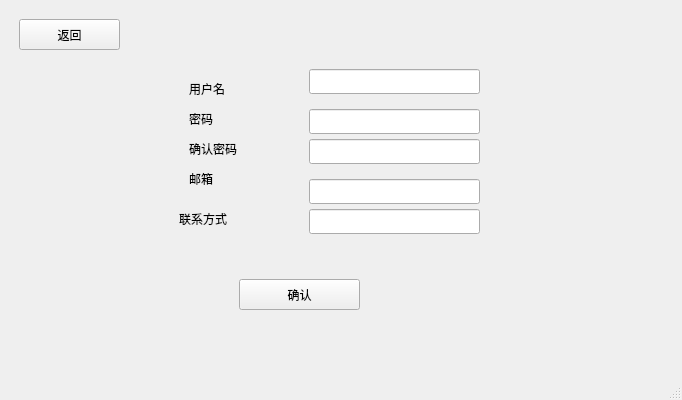
Before: the Qt Designer form login.ui in Airofact/QtSupermarketManagement, drawn with Qt 5.
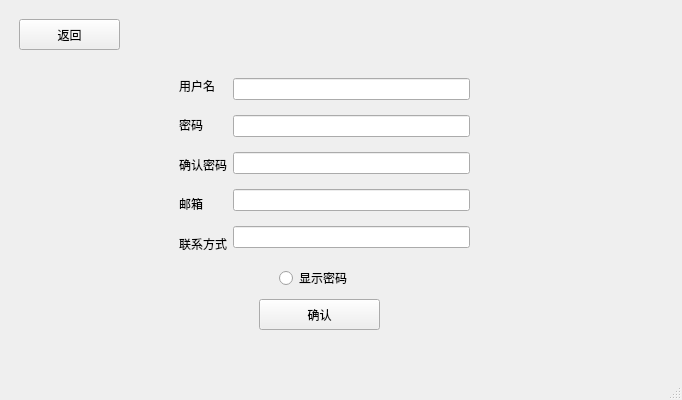
After: the same form once the commit is applied. The open tabs and pages were chosen to show the change. Icons and pictures are not drawn.

Commit message: 优化了login

Diff of the .ui file:
```diff
--- a/login.ui
+++ b/login.ui
@@ -209,8 +209,8 @@
        <widget class="QPushButton" name="confirm">
         <property name="geometry">
          <rect>
-          <x>230</x>
-          <y>270</y>
+          <x>250</x>
+          <y>290</y>
           <width>121</width>
           <height>31</height>
          </rect>
@@ -232,120 +232,88 @@
          <string>返回</string>
         </property>
        </widget>
-       <widget class="QLabel" name="assign_user">
+       <widget class="QRadioButton" name="radioButton_2">
         <property name="geometry">
          <rect>
-          <x>180</x>
-          <y>70</y>
-          <width>45</width>
-          <height>19</height>
+          <x>270</x>
+          <y>260</y>
+          <width>73</width>
+          <height>18</height>
          </rect>
         </property>
         <property name="text">
-         <string>用户名</string>
+         <string>显示密码</string>
         </property>
        </widget>
-       <widget class="QLabel" name="confirm_password">
-        <property name="geometry">
-         <rect>
-          <x>180</x>
-          <y>130</y>
-          <width>60</width>
-          <height>19</height>
-         </rect>
-        </property>
-        <property name="text">
-         <string>确认密码</string>
-        </property>
-       </widget>
-       <widget class="QLabel" name="assign_password">
-        <property name="geometry">
-         <rect>
-          <x>180</x>
-          <y>100</y>
-          <width>30</width>
-          <height>19</height>
-         </rect>
-        </property>
-        <property name="text">
-         <string>密码</string>
-        </property>
-       </widget>
-       <widget class="QLabel" name="assign_phonenumber">
+       <widget class="QWidget" name="">
         <property name="geometry">
          <rect>
           <x>170</x>
-          <y>200</y>
-          <width>60</width>
-          <height>19</height>
-         </rect>
-        </property>
-        <property name="text">
-         <string>联系方式</string>
-        </property>
-       </widget>
-       <widget class="QLabel" name="assign_email">
-        <property name="geometry">
-         <rect>
-          <x>180</x>
-          <y>160</y>
-          <width>31</width>
-          <height>20</height>
-         </rect>
-        </property>
-        <property name="text">
-         <string>邮箱</string>
-        </property>
-       </widget>
-       <widget class="QLineEdit" name="confirm_password_edit">
-        <property name="geometry">
-         <rect>
-          <x>300</x>
-          <y>130</y>
-          <width>171</width>
-          <height>25</height>
-         </rect>
-        </property>
-       </widget>
-       <widget class="QLineEdit" name="assign_phonenumber_edit">
-        <property name="geometry">
-         <rect>
-          <x>300</x>
-          <y>200</y>
-          <width>171</width>
-          <height>25</height>
-         </rect>
-        </property>
-       </widget>
-       <widget class="QLineEdit" name="assign_email_edit">
-        <property name="geometry">
-         <rect>
-          <x>300</x>
-          <y>170</y>
-          <width>171</width>
-          <height>25</height>
-         </rect>
-        </property>
-       </widget>
-       <widget class="QLineEdit" name="assign_password_edit">
-        <property name="geometry">
-         <rect>
-          <x>300</x>
-          <y>100</y>
-          <width>171</width>
-          <height>25</height>
-         </rect>
-        </property>
-       </widget>
-       <widget class="QLineEdit" name="user_edit">
-        <property name="geometry">
-         <rect>
-          <x>300</x>
           <y>60</y>
-          <width>171</width>
-          <height>25</height>
+          <width>291</width>
+          <height>191</height>
          </rect>
         </property>
+        <layout class="QHBoxLayout" name="horizontalLayout_3">
+         <item>
+          <layout class="QVBoxLayout" name="verticalLayout_6">
+           <item>
+            <widget class="QLabel" name="assign_user">
+             <property name="text">
+              <string>用户名</string>
+             </property>
+            </widget>
+           </item>
+           <item>
+            <widget class="QLabel" name="assign_password">
+             <property name="text">
+              <string>密码</string>
+             </property>
+            </widget>
+           </item>
+           <item>
+            <widget class="QLabel" name="confirm_password">
+             <property name="text">
+              <string>确认密码</string>
+             </property>
+            </widget>
+           </item>
+           <item>
+            <widget class="QLabel" name="assign_email">
+             <property name="text">
+              <string>邮箱</string>
+             </property>
+            </widget>
+           </item>
+           <item>
+            <widget class="QLabel" name="assign_phonenumber">
+             <property name="text">
+              <string>联系方式</string>
+             </property>
+            </widget>
+           </item>
+          </layout>
+         </item>
+         <item>
+          <layout class="QVBoxLayout" name="verticalLayout_5">
+           <item>
+            <widget class="QLineEdit" name="user_edit"/>
+           </item>
+           <item>
+            <widget class="QLineEdit" name="assign_password_edit"/>
+           </item>
+           <item>
+            <widget class="QLineEdit" name="confirm_password_edit"/>
+           </item>
+           <item>
+            <widget class="QLineEdit" name="assign_email_edit"/>
+           </item>
+           <item>
+            <widget class="QLineEdit" name="assign_phonenumber_edit"/>
+           </item>
+          </layout>
+         </item>
+        </layout>
        </widget>
       </widget>
       <widget class="QWidget" name="messagepage">
```
Left out of the diff: 411 changed lines with no effect on the pictures. The commit also changes 7 other files.
